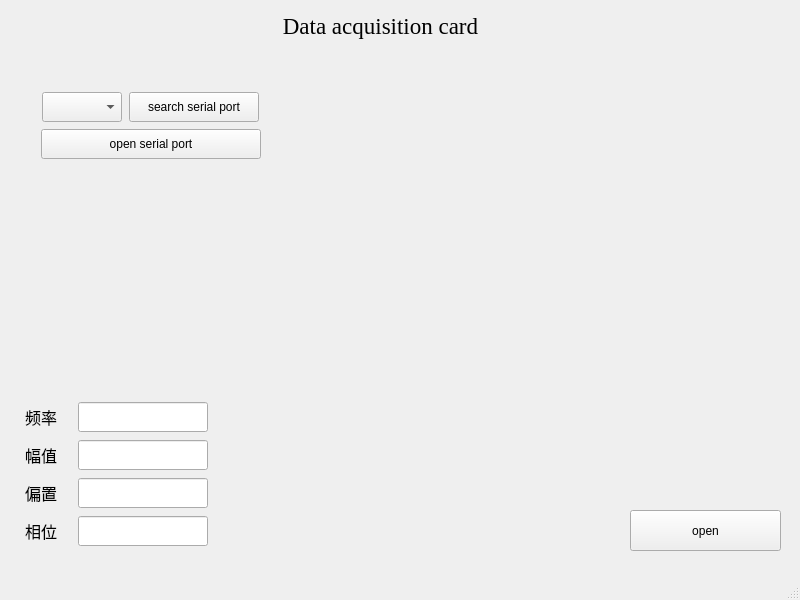
Old version of the form Host_computer/Data-acquisition-card/mainwindow.ui in the repository yuanluochen/Data_acquisition_card.
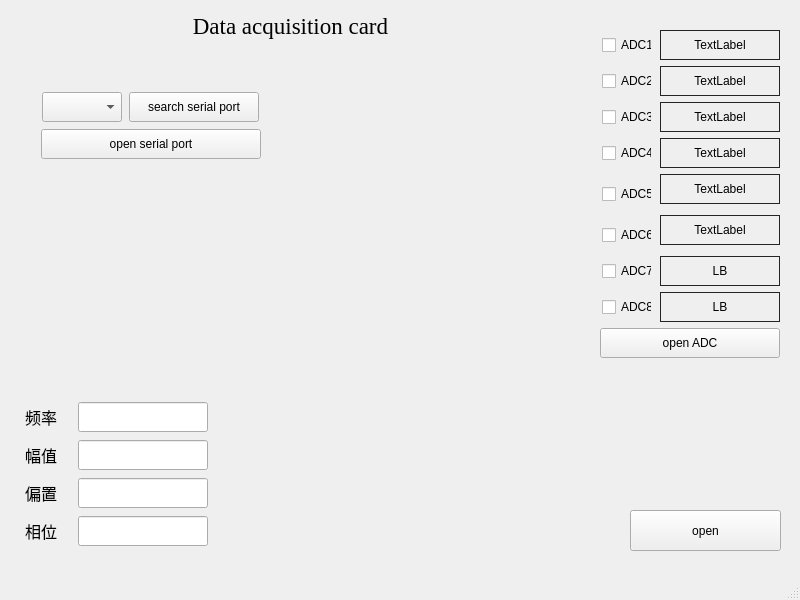
New version of the form.

What changed in the file:
```diff
--- a/Host_computer/Data-acquisition-card/mainwindow.ui
+++ b/Host_computer/Data-acquisition-card/mainwindow.ui
@@ -17,7 +17,7 @@
    <widget class="QLabel" name="LB_title">
     <property name="geometry">
      <rect>
-      <x>260</x>
+      <x>170</x>
       <y>0</y>
       <width>241</width>
       <height>51</height>
@@ -249,7 +249,7 @@
      </item>
     </layout>
    </widget>
-   <widget class="QWidget" name="">
+   <widget class="QWidget" name="layoutWidget">
     <property name="geometry">
      <rect>
       <x>41</x>
@@ -319,6 +319,393 @@
      </item>
     </layout>
    </widget>
+   <widget class="QWidget" name="">
+    <property name="geometry">
+     <rect>
+      <x>600</x>
+      <y>30</y>
+      <width>182</width>
+      <height>328</height>
+     </rect>
+    </property>
+    <layout class="QVBoxLayout" name="verticalLayout_3">
+     <item>
+      <layout class="QGridLayout" name="gridLayout">
+       <item row="0" column="0">
+        <widget class="QCheckBox" name="ChB_ADC1">
+         <property name="minimumSize">
+          <size>
+           <width>50</width>
+           <height>30</height>
+          </size>
+         </property>
+         <property name="maximumSize">
+          <size>
+           <width>50</width>
+           <height>30</height>
+          </size>
+         </property>
+         <property name="text">
+          <string>ADC1</string>
+         </property>
+        </widget>
+       </item>
+       <item row="0" column="1">
+        <widget class="QLabel" name="LB_ADC1_DIS">
+         <property name="minimumSize">
+          <size>
+           <width>120</width>
+           <height>30</height>
+          </size>
+         </property>
+         <property name="maximumSize">
+          <size>
+           <width>120</width>
+           <height>30</height>
+          </size>
+         </property>
+         <property name="styleSheet">
+          <string notr="true">QLabel { border: 1px solid #242424; }</string>
+         </property>
+         <property name="text">
+          <string>TextLabel</string>
+         </property>
+         <property name="alignment">
+          <set>Qt::AlignmentFlag::AlignCenter</set>
+         </property>
+        </widget>
+       </item>
+       <item row="1" column="0">
+        <widget class="QCheckBox" name="ChB_ADC2">
+         <property name="minimumSize">
+          <size>
+           <width>50</width>
+           <height>30</height>
+          </size>
+         </property>
+         <property name="maximumSize">
+          <size>
+           <width>50</width>
+           <height>30</height>
+          </size>
+         </property>
+         <property name="text">
+          <string>ADC2</string>
+         </property>
+        </widget>
+       </item>
+       <item row="1" column="1">
+        <widget class="QLabel" name="LB_ADC2_DIS">
+         <property name="minimumSize">
+          <size>
+           <width>120</width>
+           <height>30</height>
+          </size>
+         </property>
+         <property name="maximumSize">
+          <size>
+           <width>120</width>
+           <height>30</height>
+          </size>
+         </property>
+         <property name="styleSheet">
+          <string notr="true">QLabel { border: 1px solid #242424; }</string>
+         </property>
+         <property name="text">
+          <string>TextLabel</string>
+         </property>
+         <property name="alignment">
+          <set>Qt::AlignmentFlag::AlignCenter</set>
+         </property>
+        </widget>
+       </item>
+       <item row="2" column="0">
+        <widget class="QCheckBox" name="ChB_ADC3">
+         <property name="minimumSize">
+          <size>
+           <width>50</width>
+           <height>30</height>
+          </size>
+         </property>
+         <property name="maximumSize">
+          <size>
+           <width>50</width>
+           <height>30</height>
+          </size>
+         </property>
+         <property name="text">
+          <string>ADC3</string>
+         </property>
+        </widget>
+       </item>
+       <item row="2" column="1">
+        <widget class="QLabel" name="LB_ADC3_DIS">
+         <property name="minimumSize">
+          <size>
+           <width>120</width>
+           <height>30</height>
+          </size>
+         </property>
+         <property name="maximumSize">
+          <size>
+           <width>120</width>
+           <height>30</height>
+          </size>
+         </property>
+         <property name="styleSheet">
+          <string notr="true">QLabel { border: 1px solid #242424; }</string>
+         </property>
+         <property name="text">
+          <string>TextLabel</string>
+         </property>
+         <property name="alignment">
+          <set>Qt::AlignmentFlag::AlignCenter</set>
+         </property>
+        </widget>
+       </item>
+       <item row="3" column="0">
+        <widget class="QCheckBox" name="ChB_ADC4">
+         <property name="minimumSize">
+          <size>
+           <width>50</width>
+           <height>30</height>
+          </size>
+         </property>
+         <property name="maximumSize">
+          <size>
+           <width>50</width>
+           <height>30</height>
+          </size>
+         </property>
+         <property name="text">
+          <string>ADC4</string>
+         </property>
+        </widget>
+       </item>
+       <item row="3" column="1">
+        <widget class="QLabel" name="LB_ADC4_DIS">
+         <property name="minimumSize">
+          <size>
+           <width>120</width>
+           <height>30</height>
+          </size>
+         </property>
+         <property name="maximumSize">
+          <size>
+           <width>120</width>
+           <height>30</height>
+          </size>
+         </property>
+         <property name="styleSheet">
+          <string notr="true">QLabel { border: 1px solid #242424; }</string>
+         </property>
+         <property name="text">
+          <string>TextLabel</string>
+         </property>
+         <property name="alignment">
+          <set>Qt::AlignmentFlag::AlignCenter</set>
+         </property>
+        </widget>
+       </item>
+       <item row="4" column="0" rowspan="2">
+        <widget class="QCheckBox" name="ChB_ADC5">
+         <property name="minimumSize">
+          <size>
+           <width>50</width>
+           <height>30</height>
+          </size>
+         </property>
+         <property name="maximumSize">
+          <size>
+           <width>50</width>
+           <height>30</height>
+          </size>
+         </property>
+         <property name="text">
+          <string>ADC5</string>
+         </property>
+        </widget>
+       </item>
+       <item row="4" column="1">
+        <widget class="QLabel" name="LB_ADC5_DIS">
+         <property name="minimumSize">
+          <size>
+           <width>120</width>
+           <height>30</height>
+          </size>
+         </property>
+         <property name="maximumSize">
+          <size>
+           <width>120</width>
+           <height>30</height>
+          </size>
+         </property>
+         <property name="styleSheet">
+          <string notr="true">QLabel { border: 1px solid #242424; }</string>
+         </property>
+         <property name="text">
+          <string>TextLabel</string>
+         </property>
+         <property name="alignment">
+          <set>Qt::AlignmentFlag::AlignCenter</set>
+         </property>
+        </widget>
+       </item>
+       <item row="5" column="1" rowspan="2">
+        <widget class="QLabel" name="LB_ADC6_DIS">
+         <property name="minimumSize">
+          <size>
+           <width>120</width>
+           <height>30</height>
+          </size>
+         </property>
+         <property name="maximumSize">
+          <size>
+           <width>120</width>
+           <height>30</height>
+          </size>
+         </property>
+         <property name="styleSheet">
+          <string notr="true">QLabel { border: 1px solid #242424; }</string>
+         </property>
+         <property name="text">
+          <string>TextLabel</string>
+         </property>
+         <property name="alignment">
+          <set>Qt::AlignmentFlag::AlignCenter</set>
+         </property>
+        </widget>
+       </item>
+       <item row="6" column="0">
+        <widget class="QCheckBox" name="ChB_ADC6">
+         <property name="minimumSize">
+          <size>
+           <width>50</width>
+           <height>30</height>
+          </size>
+         </property>
+         <property name="maximumSize">
+          <size>
+           <width>50</width>
+           <height>30</height>
+          </size>
+         </property>
+         <property name="text">
+          <string>ADC6</string>
+         </property>
+        </widget>
+       </item>
+       <item row="7" column="0">
+        <widget class="QCheckBox" name="ChB_ADC7">
+         <property name="minimumSize">
+          <size>
+           <width>50</width>
+           <height>30</height>
+          </size>
+         </property>
+         <property name="maximumSize">
+          <size>
+           <width>50</width>
+           <height>30</height>
+          </size>
+         </property>
+         <property name="text">
+          <string>ADC7</string>
+         </property>
+        </widget>
+       </item>
+       <item row="7" column="1">
+        <widget class="QLabel" name="LB_ADC7_DIS">
+         <property name="minimumSize">
+          <size>
+           <width>120</width>
+           <height>30</height>
+          </size>
+         </property>
+         <property name="maximumSize">
+          <size>
+           <width>120</width>
+           <height>30</height>
+          </size>
+         </property>
+         <property name="styleSheet">
+          <string notr="true">QLabel { border: 1px solid #242424; }</string>
+         </property>
+         <property name="text">
+          <string>LB</string>
+         </property>
+         <property name="alignment">
+          <set>Qt::AlignmentFlag::AlignCenter</set>
+         </property>
+        </widget>
+       </item>
+       <item row="8" column="0">
+        <widget class="QCheckBox" name="ChB_ADC8">
+         <property name="minimumSize">
+          <size>
+           <width>50</width>
+           <height>30</height>
+          </size>
+         </property>
+         <property name="maximumSize">
+          <size>
+           <width>50</width>
+           <height>30</height>
+          </size>
+         </property>
+         <property name="text">
+          <string>ADC8</string>
+         </property>
+        </widget>
+       </item>
+       <item row="8" column="1">
+        <widget class="QLabel" name="LB_ADC8_DIS">
+         <property name="minimumSize">
+          <size>
+           <width>120</width>
+           <height>30</height>
+          </size>
+         </property>
+         <property name="maximumSize">
+          <size>
+           <width>120</width>
+           <height>30</height>
+          </size>
+         </property>
+         <property name="styleSheet">
+          <string notr="true">QLabel { border: 1px solid #242424; }</string>
+         </property>
+         <property name="text">
+          <string>LB</string>
+         </property>
+         <property name="alignment">
+          <set>Qt::AlignmentFlag::AlignCenter</set>
+         </property>
+        </widget>
+       </item>
+      </layout>
+     </item>
+     <item>
+      <widget class="QPushButton" name="PB_adc">
+       <property name="minimumSize">
+        <size>
+         <width>180</width>
+         <height>30</height>
+        </size>
+       </property>
+       <property name="maximumSize">
+        <size>
+         <width>180</width>
+         <height>30</height>
+        </size>
+       </property>
+       <property name="text">
+        <string>open ADC</string>
+       </property>
+      </widget>
+     </item>
+    </layout>
+   </widget>
   </widget>
   <widget class="QMenuBar" name="menubar">
    <property name="geometry">
```
Left out of the diff: 2 changed lines with no effect on the pictures.
